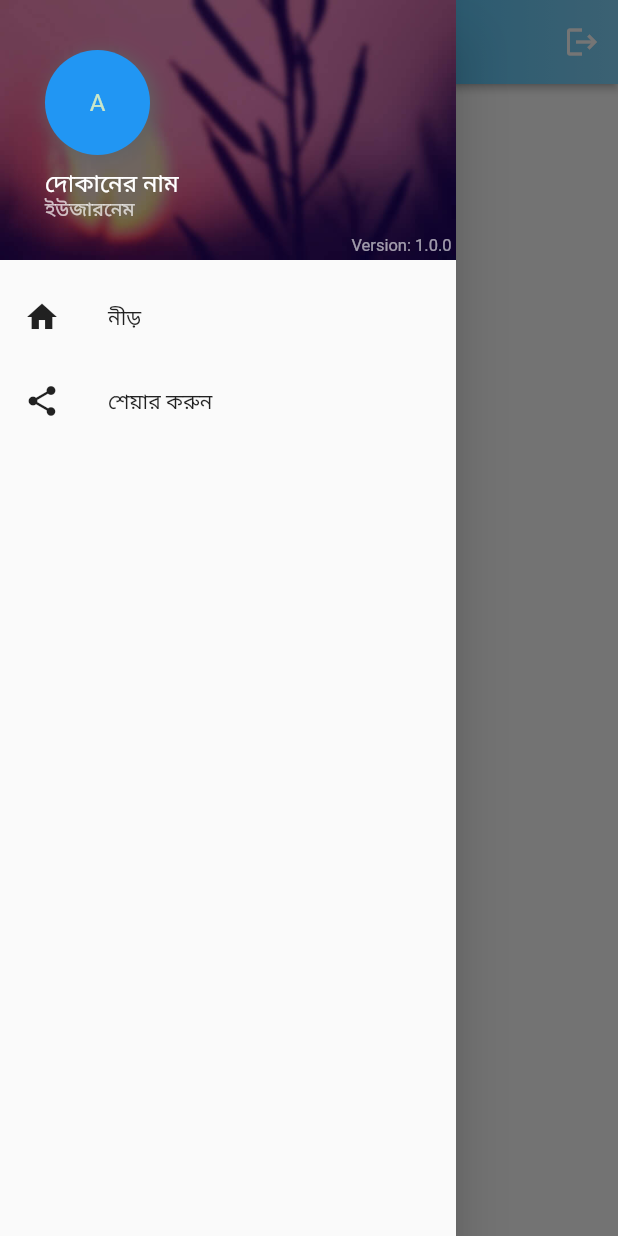
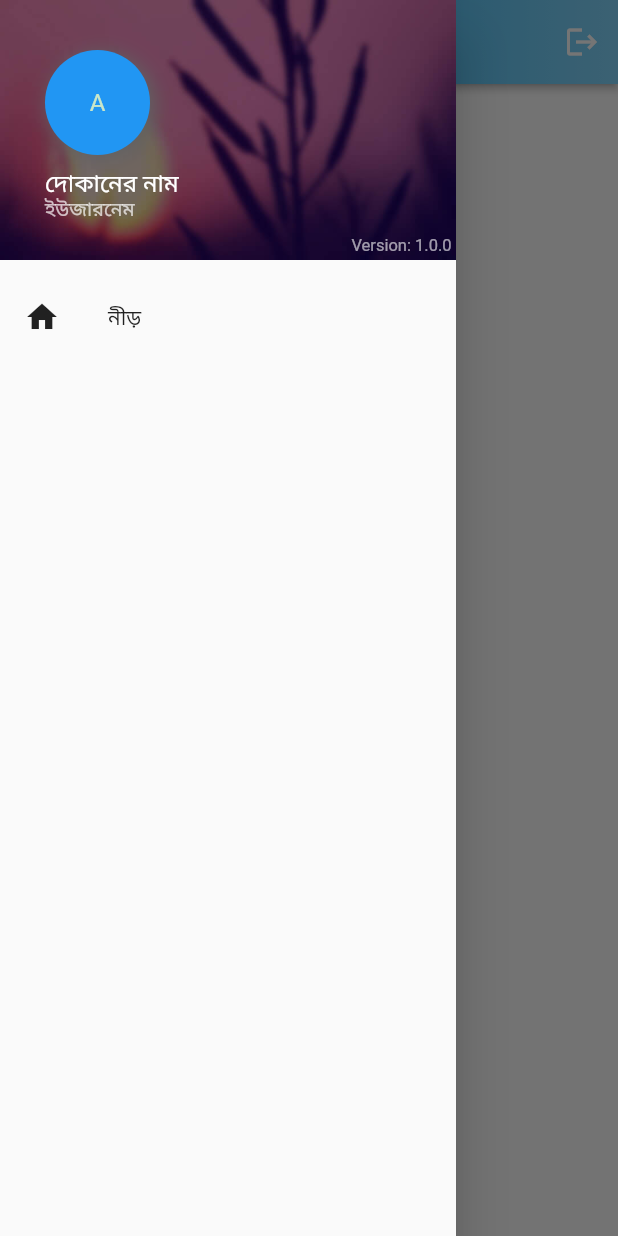
Before and after one commit to Azimul-Haque/kherokhata, a Flutter app: the Home screen opened directly, with the side drawer open, on a phone screen of 412 x 824 dp. Run offline on Flutter 3.47's test engine with Material 2 defaults, Android fonts, the phone set to English and light mode, and no system bars; our stand-ins replace firebase_auth, firebase_core, pinput; accounts and stored records are empty.

Commit message:
Commit Mon 03/28/2022 22:57:48.17 4469

```diff
--- a/lib/home.dart
+++ b/lib/home.dart
@@ -183,23 +183,23 @@ class _HomeState extends State<Home> {
         //     _showDialog();
         //   },
         // ),
-        ListTile(
-          leading: Icon(
-            Icons.share,
-            color: Colors.black87,
-          ),
-          title: Text("শেয়ার করুন"),
-          onTap: () {
-            Navigator.pop(context);
-            share();
-            // final RenderBox box = context.findRenderObject();
-            // Share.share("https://orbachinujbuk.com/",
-            //   subject: "অ্যাপটি শেয়ার করুন!",
-            //   sharePositionOrigin: box.localToGlobal(Offset.zero) & box.size
-            // );
-            // Share.share('check out my website https://example.com', subject: 'Look what I made!');
-          },
-        ),
+        // ListTile(
+        //   leading: Icon(
+        //     Icons.share,
+        //     color: Colors.black87,
+        //   ),
+        //   title: Text("শেয়ার করুন"),
+        //   onTap: () {
+        //     Navigator.pop(context);
+        //     share();
+        //     // final RenderBox box = context.findRenderObject();
+        //     // Share.share("https://orbachinujbuk.com/",
+        //     //   subject: "অ্যাপটি শেয়ার করুন!",
+        //     //   sharePositionOrigin: box.localToGlobal(Offset.zero) & box.size
+        //     // );
+        //     // Share.share('check out my website https://example.com', subject: 'Look what I made!');
+        //   },
+        // ),
       ],
     ));
   }
```
